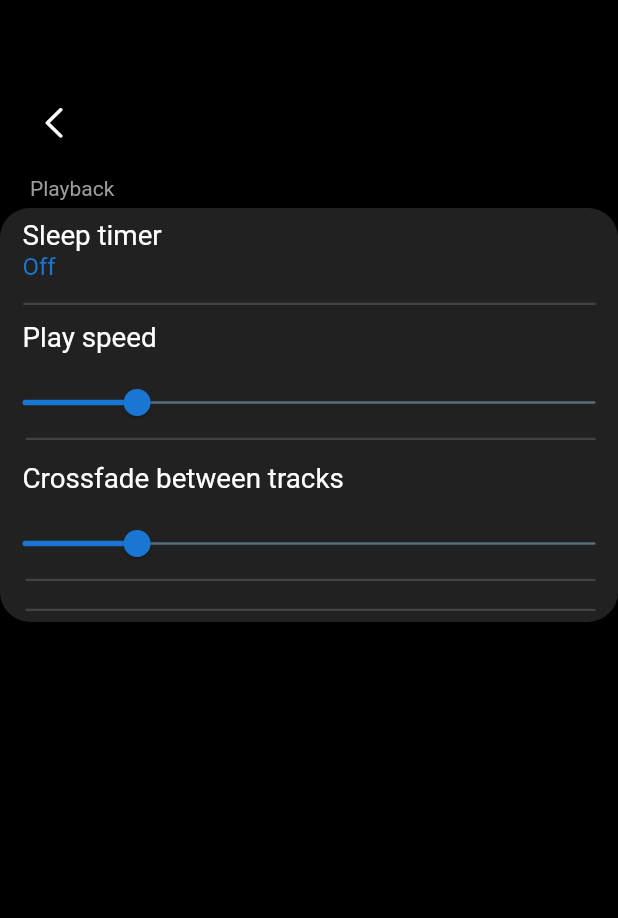
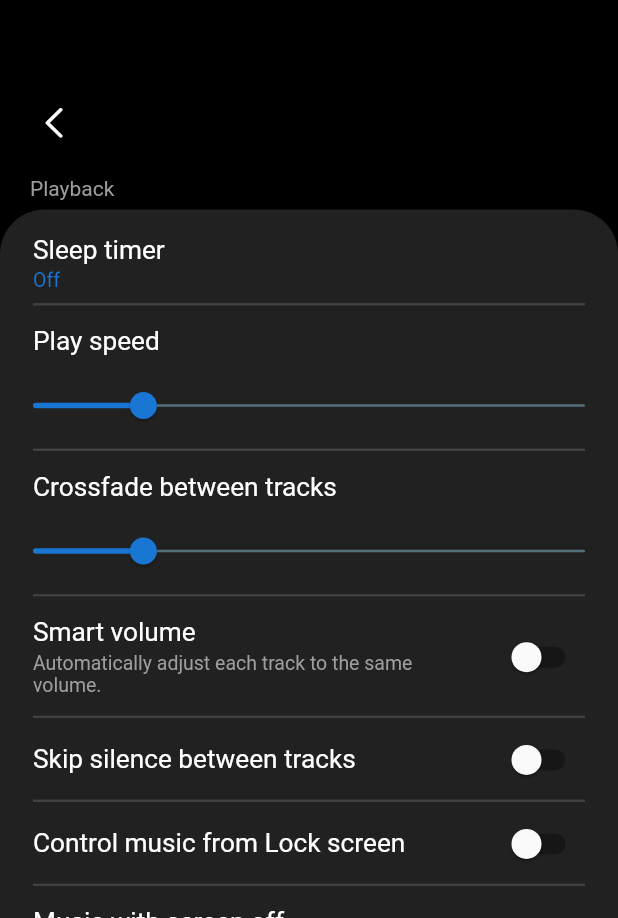
Before and after one commit to Austin-Godwin/ellicto_music, a Flutter app: the SettingsScreen screen opened by its route, on a phone screen of 412 x 824 dp, the part 318-1236 px from its top. Run offline on Flutter 3.47's test engine with Material 2 defaults, Android fonts, the phone set to English and light mode, and no system bars; our stand-ins replace assets_audio_player, permission_handler; missing offline and left inert: file_manager.

Commit message:
Audio settings screen complete

```diff
--- /dev/null
+++ b/lib/data/customTrackShape.dart
@@ -0,0 +1,18 @@
+import 'package:flutter/material.dart';
+
+class CustomTrackShape extends RoundedRectSliderTrackShape {
+  Rect getPreferredRect({
+    required RenderBox parentBox,
+    Offset offset = Offset.zero,
+    required SliderThemeData sliderTheme,
+    bool isEnabled = false,
+    bool isDiscrete = false,
+  }) {
+    final double? trackHeight = sliderTheme.trackHeight! / 2.5;
+    final double trackLeft = offset.dx;
+    final double trackTop =
+        offset.dy + (parentBox.size.height - trackHeight!) / 1.5;
+    final double trackWidth = parentBox.size.width;
+    return Rect.fromLTWH(trackLeft, trackTop, trackWidth, trackHeight);
+  }
+}
--- /dev/null
+++ b/lib/data/flexibleSpaceBar.dart
@@ -0,0 +1,33 @@
+import 'package:ellicto_music_player/widgets/reusableIconButtonWidget.dart';
+import 'package:flutter/cupertino.dart';
+import 'package:flutter/material.dart';
+
+class MyFlexibleSpaceBar extends StatelessWidget {
+  const MyFlexibleSpaceBar({Key? key}) : super(key: key);
+
+  @override
+  Widget build(BuildContext context) {
+    return FlexibleSpaceBar(
+      titlePadding: EdgeInsets.only(),
+      title: MyIconButton(
+        icon: Icon(
+          CupertinoIcons.chevron_left,
+          size: 18.0,
+        ),
+        onTap: () {
+          Navigator.of(context).pop();
+        },
+      ),
+      background: Center(
+        child: Text(
+          'Ellicto Music\nsettings',
+          style: Theme.of(context).textTheme.headline5!.copyWith(
+              color: Colors.white,
+              fontWeight: FontWeight.w300,
+              fontSize: 40.5),
+          textAlign: TextAlign.center,
+        ),
+      ),
+    );
+  }
+}
--- /dev/null
+++ b/lib/data/playbackSettings.dart
@@ -0,0 +1,73 @@
+import 'package:ellicto_music_player/data/divider.dart';
+import 'package:ellicto_music_player/widgets/reusableSingleSwitchListTIle.dart';
+import 'package:ellicto_music_player/widgets/reusableSwitchListTile.dart';
+import 'package:ellicto_music_player/widgets/reusableSliderListTIle.dart';
+import 'package:ellicto_music_player/widgets/reusableTextListTile.dart';
+import 'package:flutter/material.dart';
+
+class PlayBack extends StatelessWidget {
+  const PlayBack({Key? key}) : super(key: key);
+
+  @override
+  Widget build(BuildContext context) {
+    return Column(
+      crossAxisAlignment: CrossAxisAlignment.start,
+      children: [
+        Padding(
+          padding: const EdgeInsets.only(left: 20.0),
+          child: Text(
+            'Playback',
+            style: TextStyle(color: Colors.grey),
+          ),
+        ),
+        SizedBox(
+          height: 6.0,
+        ),
+        Card(
+          margin: EdgeInsets.all(0.0),
+          shape: RoundedRectangleBorder(
+              borderRadius: BorderRadius.circular(30.0)),
+          color: Colors.grey[900],
+          child: Padding(
+            padding: const EdgeInsets.only(left: 22.0, right: 22.0, bottom: 8.0, top: 8.0),
+            child: Column(
+              children: [
+                MyTextListTIle(
+                  titleText: 'Sleep timer',
+                  subtitleText: 'Off'
+                ),
+                MyDivider(),
+                Padding(
+                  padding: const EdgeInsets.only(top: 10.0, bottom: 10.0),
+                  child: MySliderListTile(text: 'Play speed'),
+                ),
+                MyDivider(),
+                Padding(
+                  padding: const EdgeInsets.only(top: 10.0, bottom: 10.0),
+                  child: MySliderListTile(text: 'Crossfade between tracks'),
+                ),
+                MyDivider(),
+                MySwitchListTIle(
+                  titleText: 'Smart volume',
+                  subtitleText:
+                  'Automatically adjust each track to the same volume.',
+                ),
+                MyDivider(),
+                MySingleSwitchListTile(
+                    titleText: 'Skip silence between tracks'),
+                MyDivider(),
+                MySingleSwitchListTile(
+                    titleText: 'Control music from Lock screen'),
+                MyDivider(),
+                MySwitchListTIle(
+                    titleText: 'Music with screen off',
+                    subtitleText:
+                    'Connect your headphones to listen to music while your screen is off.')
+              ],
+            ),
+          ),
+        )
+      ],
+    );
+  }
+}
--- a/lib/screens/musicPlayerScreen.dart
+++ b/lib/screens/musicPlayerScreen.dart
@@ -43,7 +43,7 @@ class _MusicPlayerScreenState extends State<MusicPlayerScreen> {
   // @override
   // void initState() {
   //   // TODO: implement initState
-  //   var mpFiles = Files.getFile();
+  //   Files.getFile();
   //   super.initState();
   // }
   @override
--- a/lib/screens/settingsScreen.dart
+++ b/lib/screens/settingsScreen.dart
@@ -1,5 +1,8 @@
-import 'package:ellicto_music_player/widgets/reusableIconButtonWidget.dart';
-import 'package:ellicto_music_player/widgets/reusableSliderListTIle.dart';
+import 'package:ellicto_music_player/data/flexibleSpaceBar.dart';
+import 'package:ellicto_music_player/data/generalSettings.dart';
+import 'package:ellicto_music_player/data/information.dart';
+import 'package:ellicto_music_player/data/playbackSettings.dart';
+import 'package:ellicto_music_player/data/playlistSettings.dart';
 import 'package:flutter/cupertino.dart';
 import 'package:flutter/material.dart';
 
@@ -14,7 +17,6 @@ class SettingsScreen extends StatefulWidget {
 class _SettingsScreenState extends State<SettingsScreen> {
   @override
   Widget build(BuildContext context) {
-    double _slider = 1.0;
     return Scaffold(
       backgroundColor: Colors.black,
       body: SafeArea(
@@ -23,91 +25,22 @@ class _SettingsScreenState extends State<SettingsScreen> {
             SliverAppBar(
               automaticallyImplyLeading: false,
               pinned: true,
-                snap: false,
+              snap: true,
               floating: true,
               elevation: 0.0,
               expandedHeight: MediaQuery.of(context).size.height / 2.5,
-                flexibleSpace: FlexibleSpaceBar(
-                  titlePadding: EdgeInsets.only(),
-                  title: MyIconButton(
-                    icon: Icon(
-                      CupertinoIcons.chevron_left,
-                      size: 18.0,
+              flexibleSpace: MyFlexibleSpaceBar()
             ),
-                    onTap: () {
-                      Navigator.of(context).pop();
-                    },
-                  ),
-                  background: Center(
-                    child: Text(
-                      'Ellicto Music\nsettings',
-                      style: Theme.of(context).textTheme.headline5!.copyWith(
-                          color: Colors.white,
-                          fontWeight: FontWeight.w300,
-                          fontSize: 40.5),
-                      textAlign: TextAlign.center,
-                    ),
-                  ),
-                )),
             SliverList(
               delegate: SliverChildListDelegate(
                 [
-                  Padding(
-                    padding: const EdgeInsets.only(left: 20.0),
-                    child: Text(
-                      'Playback',
-                      style: TextStyle(color: Colors.grey),
-                    ),
-                  ),
-                  SizedBox(height: 5.0,),
-                  Card(
-                    margin: EdgeInsets.all(0.0),
-                    // elevation: 0.0,
-                    shape: RoundedRectangleBorder(
-                      // side: BorderSide(
-                      //     color: Colors.green,
-                      //     width: 2.0,
-                      //     style: BorderStyle.solid),
-                        borderRadius: BorderRadius.circular(20.0)),
-                    color: Colors.grey[900],
-                    child: Padding(
-                      padding: const EdgeInsets.only(left: 15.0, right: 15.0),
-                      child: Column(
-                        children: [
-                          ListTile(
-                            contentPadding: EdgeInsets.all(0.0),
-                            title: Column(
-                              crossAxisAlignment: CrossAxisAlignment.start,
-                              children: [
-                                Text(
-                                  'Sleep timer',
-                                  style: TextStyle(
-                                      fontSize: 18.5, color: Colors.white),
-                                ),
-                                Text(
-                                  'Off',
-                                  style: TextStyle(color: Colors.blue[700]),
-                                ),
-                              ],
-                            ),
-                          ),
-                          Divider(
-                            indent: 0.5,
-                            color: Colors.grey[800],
-                            thickness: 1.5,
-                          ),
-                          MySliderListTile(text: 'Play speed'),
-                          MySliderListTile(text: 'Crossfade between tracks'),
-                          Divider(
-                            indent: 2.0,
-                            color: Colors.grey[800],
-                            thickness: 1.5,
-                          ),
-
-                        ],
-                      ),
-                    ),
-                  )
+                  PlayBack(),
+                  SizedBox(height: 10.0),
+                  PlayLists(),
+                  SizedBox(height: 10.0),
+                  General(),
+                  SizedBox(height: 10.0),
+                  Information()
                 ],
               ),
             ),
--- /dev/null
+++ b/lib/widgets/reusableSingleSwitchListTIle.dart
@@ -0,0 +1,32 @@
+import 'package:flutter/material.dart';
+
+class MySingleSwitchListTile extends StatefulWidget {
+  final String titleText;
+  const MySingleSwitchListTile({Key? key, required this.titleText}) : super(key: key);
+
+  @override
+  State<MySingleSwitchListTile> createState() => _MySingleSwitchListTileState();
+}
+
+class _MySingleSwitchListTileState extends State<MySingleSwitchListTile> {
+  bool _isChecked = false;
+  @override
+  Widget build(BuildContext context) {
+    return SwitchListTile(
+      activeTrackColor: Colors.blue[700],
+      activeColor: Colors.white,
+      contentPadding: EdgeInsets.all(0.0),
+      title: Text(
+        widget.titleText,
+        style: TextStyle(
+            fontSize: 17.5, color: Colors.white),
+      ),
+      value: _isChecked,
+      onChanged: (bool value) {
+        setState(() {
+          _isChecked = value;
+        });
+      },
+    );
+  }
+}
--- a/lib/widgets/reusableSliderListTIle.dart
+++ b/lib/widgets/reusableSliderListTIle.dart
@@ -1,3 +1,4 @@
+import 'package:ellicto_music_player/data/customTrackShape.dart';
 import 'package:flutter/material.dart';
 
 class MySliderListTile extends StatefulWidget {
@@ -9,9 +10,9 @@ class MySliderListTile extends StatefulWidget {
 }
 
 class _MySliderListTileState extends State<MySliderListTile> {
+  double _slider = 1.0;
   @override
   Widget build(BuildContext context) {
-    double _slider = 1.0;
     return  ListTile(
       contentPadding: EdgeInsets.all(0.0),
       title: Column(
@@ -20,7 +21,7 @@ class _MySliderListTileState extends State<MySliderListTile> {
           Text(
             widget.text,
             style: TextStyle(
-                fontSize: 18.5, color: Colors.white),
+                fontSize: 17.5, color: Colors.white),
           ),
           SliderTheme(
             data: SliderThemeData(
@@ -43,30 +44,8 @@ class _MySliderListTileState extends State<MySliderListTile> {
                   });
                 }),
           ),
-          Divider(
-            indent: 2.0,
-            color: Colors.grey[800],
-            thickness: 1.5,
-          ),
         ],
       ),
     );
   }
 }
-
-class CustomTrackShape extends RoundedRectSliderTrackShape {
-  Rect getPreferredRect({
-    required RenderBox parentBox,
-    Offset offset = Offset.zero,
-    required SliderThemeData sliderTheme,
-    bool isEnabled = false,
-    bool isDiscrete = false,
-  }) {
-    final double? trackHeight = sliderTheme.trackHeight! / 2.5;
-    final double trackLeft = offset.dx;
-    final double trackTop =
-        offset.dy + (parentBox.size.height - trackHeight!) / 1.5;
-    final double trackWidth = parentBox.size.width;
-    return Rect.fromLTWH(trackLeft, trackTop, trackWidth, trackHeight);
-  }
-}
--- /dev/null
+++ b/lib/widgets/reusableSwitchListTile.dart
@@ -0,0 +1,46 @@
+import 'package:flutter/material.dart';
+
+class MySwitchListTIle extends StatefulWidget {
+  final String titleText;
+  final String subtitleText;
+  const MySwitchListTIle({Key? key, required this.titleText, required this.subtitleText}) : super(key: key);
+
+  @override
+  State<MySwitchListTIle> createState() => _MySwitchListTIleState();
+}
+
+class _MySwitchListTIleState extends State<MySwitchListTIle> {
+  bool _isChecked = false;
+  @override
+  Widget build(BuildContext context) {
+    return Padding(
+      padding: const EdgeInsets.only(top: 10.0, bottom: 10.0),
+      child: SwitchListTile(
+        activeTrackColor: Colors.blue[700],
+        activeColor: Colors.white,
+        contentPadding: EdgeInsets.all(0.0),
+        title: Column(
+          crossAxisAlignment: CrossAxisAlignment.start,
+          children: [
+            Text(
+              widget.titleText,
+              style: TextStyle(
+                  fontSize: 17.5, color: Colors.white),
+            ),
+            SizedBox(height: 2.0,),
+            Text(
+              widget.subtitleText,
+              style: TextStyle(color: Colors.grey, fontSize: 13.0),
+            ),
+          ],
+        ),
+        value: _isChecked,
+        onChanged: (bool value) {
+          setState(() {
+            _isChecked = value;
+          });
+        },
+      ),
+    );
+  }
+}
--- /dev/null
+++ b/lib/widgets/reusableTextListTile.dart
@@ -0,0 +1,29 @@
+import 'package:flutter/material.dart';
+
+class MyTextListTIle extends StatelessWidget {
+  final String titleText;
+  final String subtitleText;
+  const MyTextListTIle({Key? key, required this.titleText, required this.subtitleText}) : super(key: key);
+
+  @override
+  Widget build(BuildContext context) {
+    return ListTile(
+      contentPadding: EdgeInsets.all(0.0),
+      title: Column(
+        crossAxisAlignment: CrossAxisAlignment.start,
+        children: [
+          Text(
+            titleText,
+            style: TextStyle(
+                fontSize: 17.5, color: Colors.white),
+          ),
+          SizedBox(height: 2.0,),
+          Text(
+            subtitleText,
+            style: TextStyle(color: Colors.blue[700], fontSize: 13.0),
+          ),
+        ],
+      ),
+    );
+  }
+}
```
Also changed, not shown: lib/data/divider.dart (added, +15 -0 lines), lib/data/generalSettings.dart (added, +54 -0 lines), lib/data/information.dart (added, +41 -0 lines), lib/data/playlistSettings.dart (added, +58 -0 lines), lib/utils/files.dart (+7 -3 lines). Lines whose indentation alone changed are shown as unchanged.
